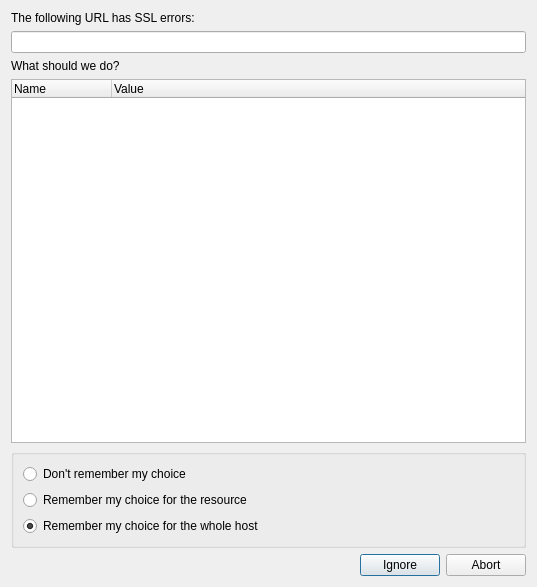
First picture: the form in src/core/sslerrorsdialog.ui, repository 0xd34df00d/leechcraft, before the edit.
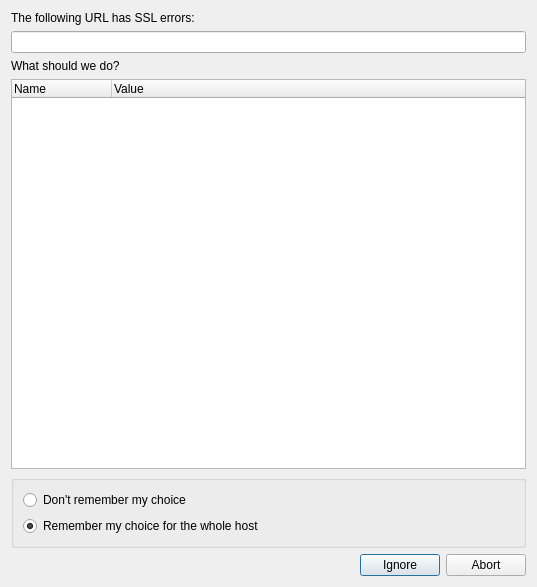
Second picture: the form after the edit. Icons and pictures are not drawn.

Commit message:
[Core] Drop the per-resource choice from the SSL errors dialog
Qt applies the accepted errors to the whole server, so after one
accepted request a request for another resource of that server passes
even when aborted in the dialog.

Diff of the .ui file:
```diff
--- a/src/core/sslerrorsdialog.ui
+++ b/src/core/sslerrorsdialog.ui
@@ -66,13 +66,6 @@
         </property>
        </widget>
       </item>
-      <item>
-       <widget class="QRadioButton" name="RememberFile_">
-        <property name="text">
-         <string>Remember my choice for the resource</string>
-        </property>
-       </widget>
-      </item>
       <item>
        <widget class="QRadioButton" name="RememberHost_">
         <property name="text">
```
The commit also changes 3 other files.
